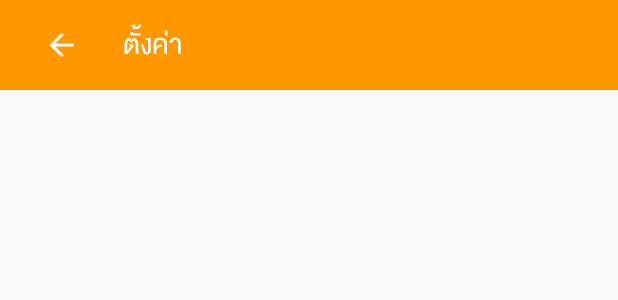
After one commit to devp0kpak/BoonEU3, an Android app: the layout activity_setting.xml on its own in the app's theme, with its tools: preview values and no code run, on a phone screen of 412 x 824 dp. The commit adds this screen. Shown: the top 300 px of the screen. Run offline under Robolectric (Android 15) with nearby library versions, the phone set to English and light mode, and no system bars.

Commit message:
add setting activity

```diff
--- a/app/build.gradle
+++ b/app/build.gradle
@@ -31,4 +31,5 @@ dependencies {
 
     //Circle Image
     compile 'de.hdodenhof:circleimageview:2.2.0'
+    implementation 'com.android.support:design:26.1.0'
 }
--- /dev/null
+++ b/app/src/main/res/drawable/ic_arrow_back_black_24dp.xml
@@ -0,0 +1,9 @@
+<vector xmlns:android="http://schemas.android.com/apk/res/android"
+        android:width="24dp"
+        android:height="24dp"
+        android:viewportWidth="24.0"
+        android:viewportHeight="24.0">
+    <path
+        android:fillColor="#FF000000"
+        android:pathData="M20,11H7.83l5.59,-5.59L12,4l-8,8 8,8 1.41,-1.41L7.83,13H20v-2z"/>
+</vector>
--- a/app/src/main/res/layout/activity_main.xml
+++ b/app/src/main/res/layout/activity_main.xml
@@ -114,6 +114,7 @@
                 android:gravity="center">
 
                 <ImageView
+                    android:id="@+id/iv_setting"
                     android:layout_width="40dp"
                     android:layout_height="40dp"
                     android:src="@drawable/ic_more_vert"
@@ -171,5 +172,4 @@
 
     </LinearLayout>
 
-
 </LinearLayout>
--- /dev/null
+++ b/app/src/main/res/layout/activity_setting.xml
@@ -0,0 +1,36 @@
+<?xml version="1.0" encoding="utf-8"?>
+<LinearLayout xmlns:android="http://schemas.android.com/apk/res/android"
+    xmlns:app="http://schemas.android.com/apk/res-auto"
+    xmlns:tools="http://schemas.android.com/tools"
+    android:layout_width="match_parent"
+    android:layout_height="match_parent"
+    tools:context="network.dhammakaya.booneu3.Activity.SettingActivity">
+
+    <LinearLayout
+        android:layout_width="match_parent"
+        android:layout_height="60dp"
+        android:background="@color/color_title_bar"
+        android:orientation="horizontal"
+        android:weightSum="100">
+
+        <ImageView
+            android:id="@+id/iv_back_from_setting"
+            android:layout_width="0dp"
+            android:layout_height="wrap_content"
+            android:layout_weight="20"
+            android:layout_gravity="center_vertical"
+            android:tint="@color/white"
+            android:src="@drawable/ic_arrow_back_black_24dp" />
+
+        <network.dhammakaya.booneu3.View.CustomTextView
+            android:layout_width="0dp"
+            android:layout_height="match_parent"
+            android:layout_weight="80"
+            android:gravity="center_vertical"
+            android:textColor="@color/white"
+            android:textSize="26sp"
+            android:text="ตั้งค่า" />
+
+    </LinearLayout>
+
+</LinearLayout>
--- a/app/src/main/res/values/colors.xml
+++ b/app/src/main/res/values/colors.xml
@@ -4,6 +4,9 @@
     <color name="colorPrimary">#FFA300</color>
     <color name="colorPrimaryDark">#FFA300</color>
     <color name="colorAccent">#F57C00</color>
+
+    <!-- Custom Layout -->
+    <color name="color_title_bar">#FF9800</color>
 
     <!-- Custom Calendar Theme Color -->
     <color name="color_text_day">#FFFFFF</color>
```
Also changed, not shown: app/src/main/AndroidManifest.xml (+7 -0 lines), app/src/main/java/network/dhammakaya/booneu3/Activity/MainActivity.java (+27 -1 lines), app/src/main/java/network/dhammakaya/booneu3/Activity/SettingActivity.java (added, +43 -0 lines).
